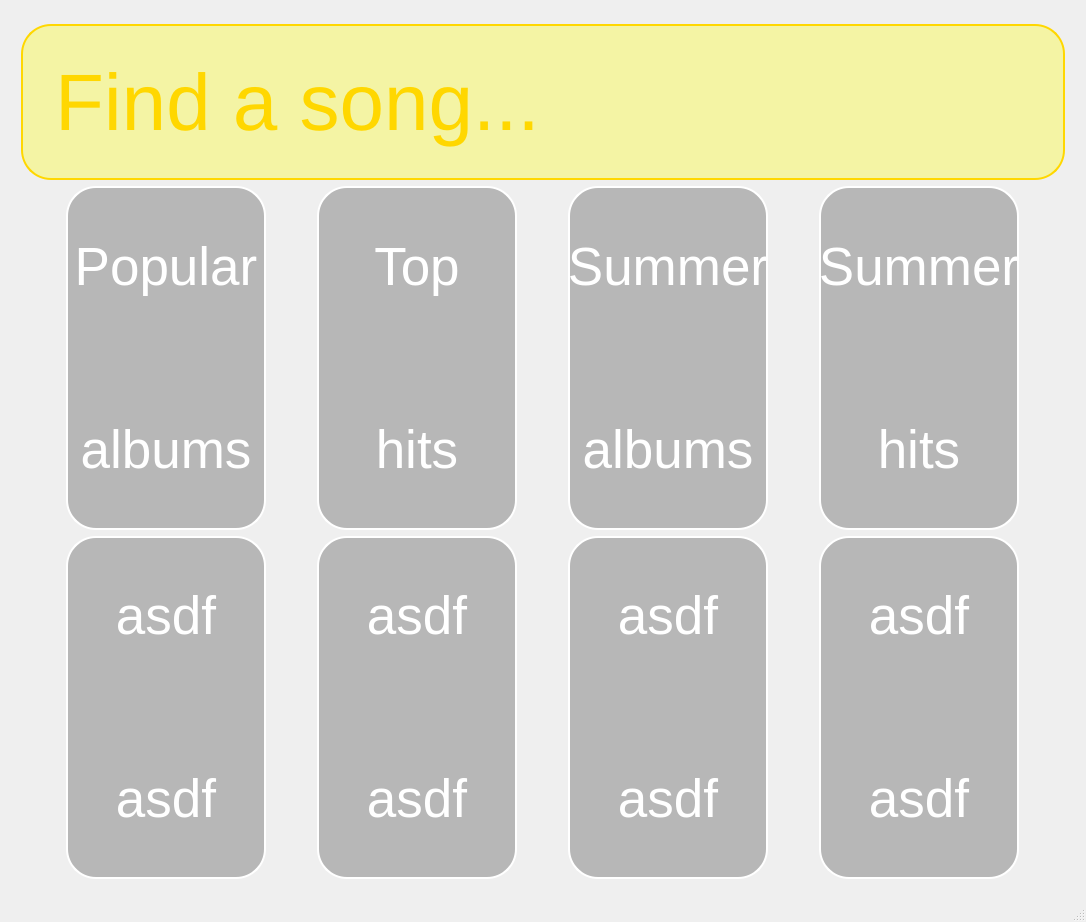
Before: the Qt Designer form ui/search_page/search_page.ui in incremen/CyberMusicStreaming, drawn with Qt 5.
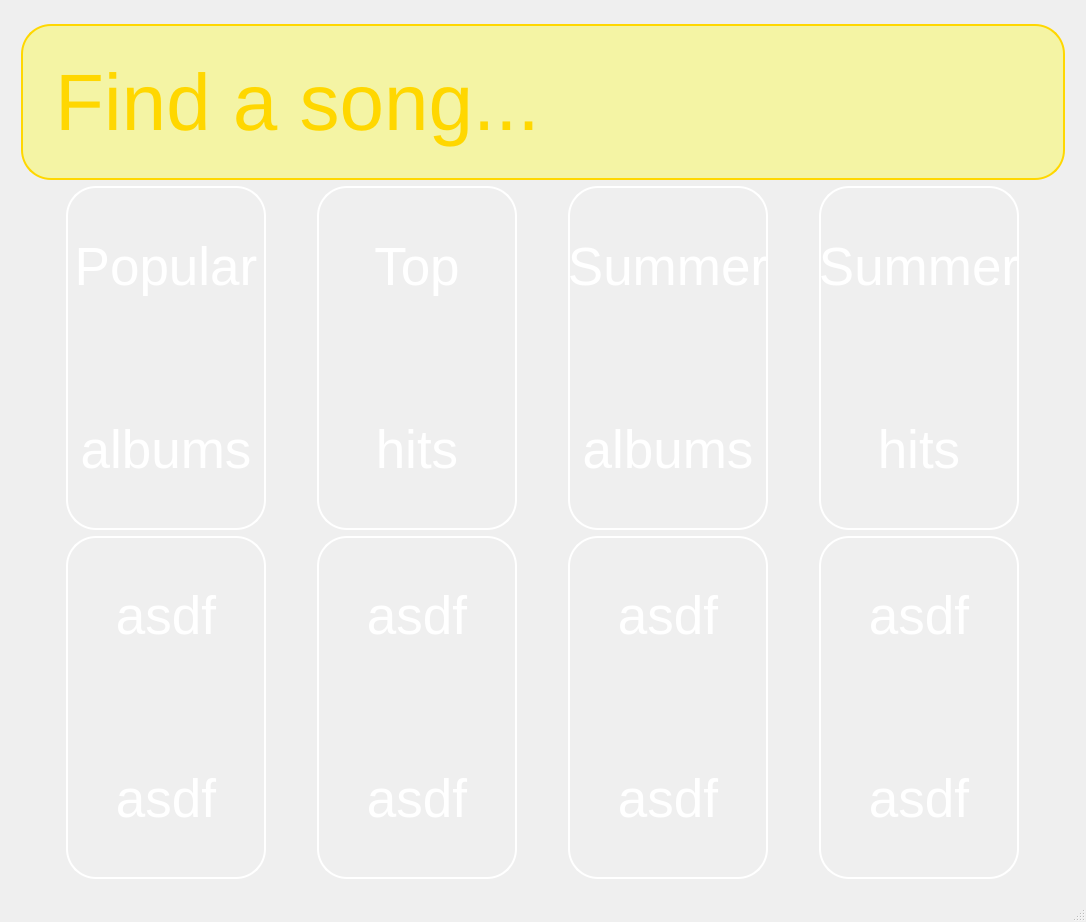
After: the same form once the commit is applied. Icons and pictures are not drawn.

Commit message: search page uses album pics

Diff of the .ui file:
```diff
--- a/ui/search_page/search_page.ui
+++ b/ui/search_page/search_page.ui
@@ -102,7 +102,7 @@
            </property>
            <property name="styleSheet">
             <string notr="true"> border: 2px solid white;
- background-color: rgba(128, 128, 128, 128);
+ background-image: url(:/album_pics/img_4.png);
  border-radius: 30px;
 color: white;
 
@@ -138,7 +138,7 @@
            </property>
            <property name="styleSheet">
             <string notr="true"> border: 2px solid white;
- background-color: rgba(128, 128, 128, 128);
+ background-image: url(:/album_pics/img_1.png);
  border-radius: 30px;
 color: white;
 
@@ -174,7 +174,7 @@
            </property>
            <property name="styleSheet">
             <string notr="true"> border: 2px solid white;
- background-color: rgba(128, 128, 128, 128);
+ background-image: url(:/album_pics/img_3.png);
  border-radius: 30px;
 color: white;
 
@@ -210,7 +210,7 @@
            </property>
            <property name="styleSheet">
             <string notr="true"> border: 2px solid white;
- background-color: rgba(128, 128, 128, 128);
+ background-image: url(:/album_pics/img_5.png);
  border-radius: 30px;
 color: white;
 
@@ -246,7 +246,7 @@
            </property>
            <property name="styleSheet">
             <string notr="true"> border: 2px solid white;
- background-color: rgba(128, 128, 128, 128);
+ background-image: url(:/album_pics/img_2.png);
  border-radius: 30px;
 color: white;
 
@@ -282,7 +282,7 @@
            </property>
            <property name="styleSheet">
             <string notr="true"> border: 2px solid white;
- background-color: rgba(128, 128, 128, 128);
+ background-image: url(:/album_pics/img_6.png);
  border-radius: 30px;
 color: white;
 
@@ -318,7 +318,7 @@
            </property>
            <property name="styleSheet">
             <string notr="true"> border: 2px solid white;
- background-color: rgba(128, 128, 128, 128);
+ background-image: url(:/album_pics/img_7.png);
  border-radius: 30px;
 color: white;
 
@@ -354,7 +354,7 @@
            </property>
            <property name="styleSheet">
             <string notr="true"> border: 2px solid white;
- background-color: rgba(128, 128, 128, 128);
+ background-image: url(:/album_pics/img_8.png);
  border-radius: 30px;
 color: white;
 
```
The commit also changes 4 other files.
